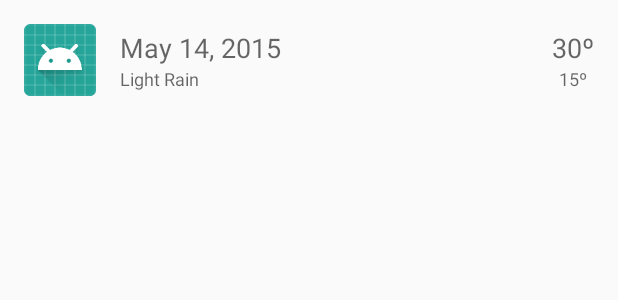
After one commit to Jogosb/kotlin-playground-app, an Android app: the layout item_forecast.xml on its own in the app's theme, with its tools: preview values and no code run, on a phone screen of 412 x 824 dp. The commit adds this screen. Shown: the top 300 px of the screen. Run offline under Robolectric (Android 15) with nearby library versions, the phone set to English and light mode, and no system bars.

Commit message:
Add Picasso library. Extended item layout. List is now clickable and looks much better

```diff
--- a/app/build.gradle
+++ b/app/build.gradle
@@ -26,6 +26,7 @@ android {
 dependencies {
     final SUPPORT_LIBRARY_VERSION = '26.0.2'
     final GSON_VERSION = '2.8.1'
+    final PICASSO_VERSION = '2.5.2'
 
     implementation fileTree(dir: 'libs', include: ['*.jar'])
     implementation "com.android.support:appcompat-v7:$SUPPORT_LIBRARY_VERSION"
@@ -38,5 +39,7 @@ dependencies {
     implementation "org.jetbrains.kotlin:kotlin-stdlib-jre7:$kotlin_version"
     implementation "org.jetbrains.anko:anko-common:$anko_version"
     implementation "com.google.code.gson:gson:$GSON_VERSION"
+    implementation "com.squareup.picasso:picasso:$PICASSO_VERSION"
+
 
 }
--- a/app/src/main/java/com/filipradon/kotlinplaygroundapp/domain/mappers/ForecastDataMapper.kt
+++ b/app/src/main/java/com/filipradon/kotlinplaygroundapp/domain/mappers/ForecastDataMapper.kt
@@ -29,8 +29,11 @@ class ForecastDataMapper {
 
     private fun convertForecastItemToDomain(forecast: Forecast): ModelForecast {
         return ModelForecast(convertDate(forecast.dt), forecast.weather[0].description,
-                forecast.temp.max.toInt(), forecast.temp.min.toInt())
+                forecast.temp.max.toInt(), forecast.temp.min.toInt(),
+                generateIconUrl(forecast.weather[0].icon))
     }
+
+    private fun generateIconUrl(iconCode: String) = "http://openweathermap.org/img/w/$iconCode.png"
 
     private fun convertDate(date: Long): String {
         val dateFormat = DateFormat.getDateInstance(DateFormat.MEDIUM, Locale.getDefault())
--- a/app/src/main/java/com/filipradon/kotlinplaygroundapp/domain/model/DomainClasses.kt
+++ b/app/src/main/java/com/filipradon/kotlinplaygroundapp/domain/model/DomainClasses.kt
@@ -11,4 +11,4 @@ data class ForecastList(val city: String, val country: String, val dailyForecast
     operator fun get(position: Int): Forecast = dailyForecast[position]
 }
 
-data class Forecast(val date: String, val description: String, val high: Int, val low: Int)
+data class Forecast(val date: String, val description: String, val high: Int, val low: Int, val iconUrl: String)
--- /dev/null
+++ b/app/src/main/res/layout/item_forecast.xml
@@ -0,0 +1,63 @@
+<?xml version="1.0" encoding="utf-8"?>
+<LinearLayout xmlns:android="http://schemas.android.com/apk/res/android"
+    xmlns:tools="http://schemas.android.com/tools"
+    android:layout_width="match_parent"
+    android:layout_height="wrap_content"
+    android:background="?attr/selectableItemBackground"
+    android:gravity="center_vertical"
+    android:orientation="horizontal"
+    android:padding="@dimen/spacing_xlarge">
+
+    <ImageView
+        android:id="@+id/icon"
+        android:layout_width="@dimen/list_item_icon_width"
+        android:layout_height="@dimen/list_item_icon_height"
+        tools:src="@mipmap/ic_launcher" />
+
+    <LinearLayout
+        android:layout_width="0dp"
+        android:layout_height="wrap_content"
+        android:layout_marginLeft="@dimen/spacing_xlarge"
+        android:layout_marginRight="@dimen/spacing_xlarge"
+        android:layout_weight="1"
+        android:orientation="vertical">
+
+        <TextView
+            android:id="@+id/date"
+            android:layout_width="match_parent"
+            android:layout_height="wrap_content"
+            android:textAppearance="@style/TextAppearance.AppCompat.Medium"
+            tools:text="May 14, 2015" />
+
+        <TextView
+            android:id="@+id/description"
+            android:layout_width="match_parent"
+            android:layout_height="wrap_content"
+            android:textAppearance="@style/TextAppearance.AppCompat.Caption"
+            tools:text="Light Rain" />
+
+    </LinearLayout>
+
+    <LinearLayout
+        android:layout_width="wrap_content"
+        android:layout_height="wrap_content"
+        android:gravity="center_horizontal"
+        android:orientation="vertical">
+
+        <TextView
+            android:id="@+id/maxTemperature"
+            android:layout_width="wrap_content"
+            android:layout_height="wrap_content"
+            android:textAppearance="@style/TextAppearance.AppCompat.Medium"
+            tools:text="30º" />
+
+        <TextView
+            android:id="@+id/minTemperature"
+            android:layout_width="wrap_content"
+            android:layout_height="wrap_content"
+            android:textAppearance="@style/TextAppearance.AppCompat.Caption"
+            tools:text="15º" />
+
+    </LinearLayout>
+
+</LinearLayout>
--- /dev/null
+++ b/app/src/main/res/values/dimens.xml
@@ -0,0 +1,8 @@
+<?xml version="1.0" encoding="utf-8"?>
+<resources>
+
+    <dimen name="spacing_xlarge">16dp</dimen>
+    <dimen name="list_item_icon_width">48dp</dimen>
+    <dimen name="list_item_icon_height">48dp</dimen>
+
+</resources>
```
Also changed, not shown: app/src/main/java/com/filipradon/kotlinplaygroundapp/ui/activities/MainActivity.kt (+8 -1 lines), app/src/main/java/com/filipradon/kotlinplaygroundapp/ui/adapters/ForecastListAdapter.kt (+36 -6 lines), app/src/main/java/com/filipradon/kotlinplaygroundapp/ui/utils/ViewExtensions.kt (added, +10 -0 lines).
